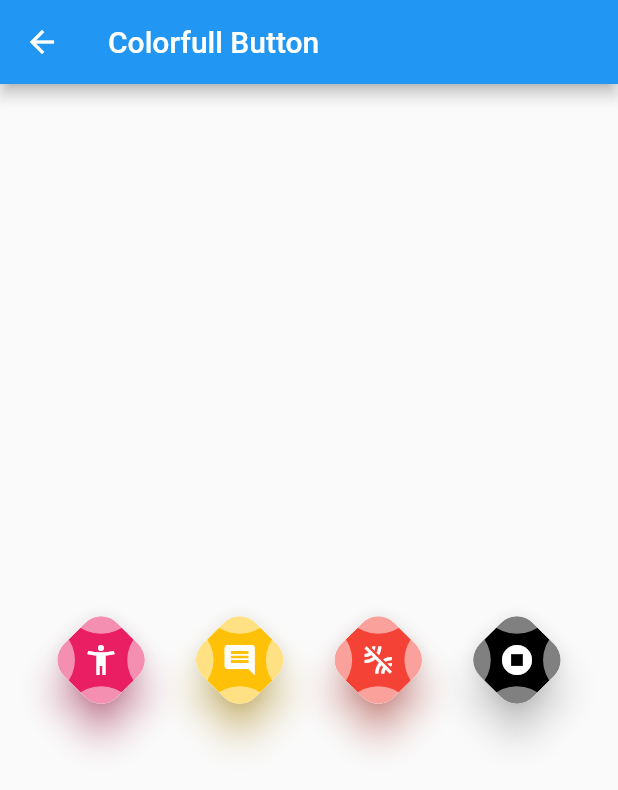
After one commit to wikugw/belajar-flutter, a Flutter app: the MainPage screen opened directly, after a tap on "GO TO Colorfull Button PAGE", on a phone screen of 412 x 824 dp. The commit adds this screen. Shown: the top 790 px of the screen. Run offline on Flutter 3.47's test engine with Material 2 defaults, Android fonts, the phone set to English and light mode, and no system bars; our stand-ins replace qr_flutter.

Commit message:
tambah halaman custom button belah ketupat

```diff
--- /dev/null
+++ b/lib/colorfull_button.dart
@@ -0,0 +1,109 @@
+import 'package:flutter/material.dart';
+import 'dart:math';
+
+class ColorfullButton extends StatefulWidget {
+  final Color mainColor, secondColor;
+  final IconData iconData;
+
+  @override
+  _ColorfullButtonState createState() => _ColorfullButtonState(mainColor, secondColor, iconData);
+
+  ColorfullButton(this.mainColor, this.secondColor, this.iconData);
+}
+
+class _ColorfullButtonState extends State<ColorfullButton> {
+  Color mainColor, secondColor;
+  IconData iconData;
+  bool isPressed = false;
+
+  _ColorfullButtonState(this.mainColor, this.secondColor, this.iconData);
+
+  @override
+  Widget build(BuildContext context) {
+    return Transform.rotate(
+      angle: pi / 4,
+      child: GestureDetector(
+        onTapDown: (details){setState(() {
+          isPressed = !isPressed;
+        });},
+        onTapUp: (details){setState(() {
+          isPressed = !isPressed;
+        });},
+        onTapCancel: (){setState(() {
+          isPressed = !isPressed;
+        });},
+        child: Material(
+          borderRadius: BorderRadius.circular(15),
+          elevation: (isPressed) ? 5 : 10,
+          shadowColor: (isPressed) ? secondColor : mainColor,
+          child: ClipRRect(
+            borderRadius: BorderRadius.circular(15),
+            child: Stack(
+              children: [
+                SizedBox(
+                  height: 50,
+                  width: 50,
+                  child: Material(
+                    borderRadius: BorderRadius.circular(15),
+                    color: (isPressed) ? secondColor : mainColor,
+                    child: Transform.rotate(
+                      angle: - pi / 4,
+                      child: Icon(
+                        iconData,
+                        color: Colors.white
+                      ),
+                    ),
+                  ),
+                ),
+                Transform.translate(
+                  offset: Offset(30, 30),
+                  child: SizedBox(
+                    height: 50,
+                    width: 50,
+                    child: Material(
+                      borderRadius: BorderRadius.circular(25),
+                      color: Colors.white.withOpacity(0.5),
+                    ),
+                  ),
+                ),
+                Transform.translate(
+                  offset: Offset(-30, 30),
+                  child: SizedBox(
+                    height: 50,
+                    width: 50,
+                    child: Material(
+                      borderRadius: BorderRadius.circular(25),
+                      color: Colors.white.withOpacity(0.5),
+                    ),
+                  ),
+                ),
+                Transform.translate(
+                  offset: Offset(30, -30),
+                  child: SizedBox(
+                    height: 50,
+                    width: 50,
+                    child: Material(
+                      borderRadius: BorderRadius.circular(25),
+                      color: Colors.white.withOpacity(0.5),
+                    ),
+                  ),
+                ),
+                Transform.translate(
+                  offset: Offset(-30, -30),
+                  child: SizedBox(
+                    height: 50,
+                    width: 50,
+                    child: Material(
+                      borderRadius: BorderRadius.circular(25),
+                      color: Colors.white.withOpacity(0.5),
+                    ),
+                  ),
+                )
+              ],
+            ),
+          ),
+        ),
+      ),
+    );
+  }
+}
--- /dev/null
+++ b/lib/colorfull_button_page.dart
@@ -0,0 +1,24 @@
+import 'package:flutter/material.dart';
+import 'package:hello_world/colorfull_button.dart';
+
+class ColorfullButtonPage extends StatelessWidget {
+  @override
+  Widget build(BuildContext context) {
+    return Scaffold(
+      appBar: AppBar(
+        title: Text('Colorfull Button'),
+      ),
+      body: Center(
+        child: Row(
+          mainAxisAlignment: MainAxisAlignment.spaceEvenly,
+          children: [
+            ColorfullButton(Colors.pink, Colors.blue, Icons.accessibility_new_outlined),
+            ColorfullButton(Colors.amber, Colors.teal, Icons.comment),
+            ColorfullButton(Colors.red, Colors.yellow, Icons.leak_remove),
+            ColorfullButton(Colors.black, Colors.purple, Icons.stop_circle),
+          ],
+        ),
+      ),
+    );
+  }
+}
--- a/lib/main_page.dart
+++ b/lib/main_page.dart
@@ -1,5 +1,6 @@
 import 'package:flutter/material.dart';
 import 'package:hello_world/appbar_page.dart';
+import 'package:hello_world/colorfull_button_page.dart';
 import 'package:hello_world/custom_card_page.dart';
 import 'package:hello_world/customer_appbar_height.dart';
 import 'package:hello_world/hero_page.dart';
@@ -123,6 +124,14 @@ class MainPage extends StatelessWidget {
                   }));
                 },
                 child: Text('GO TO QR PAGE'),
+              ),
+               RaisedButton(
+                onPressed: (){
+                  Navigator.push(context, MaterialPageRoute(builder: (context){
+                    return ColorfullButtonPage();
+                  }));
+                },
+                child: Text('GO TO Colorfull Button PAGE'),
               )
             ],
         ),
```
